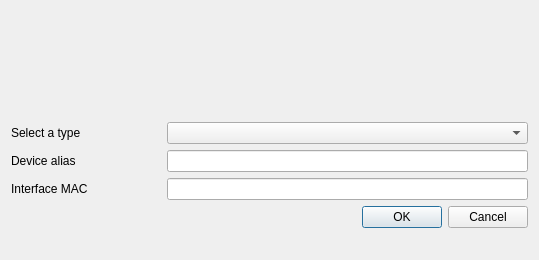
Qt form ui/frmDeviceCRUD.ui (turulomio/devicesinlan) before a commit.
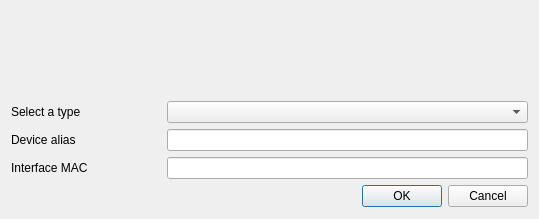
The same form after that commit. Icons and pictures are not drawn.

Commit message: Windows preparada para proxima versión

Diff of the .ui file:
```diff
--- a/ui/frmDeviceCRUD.ui
+++ b/ui/frmDeviceCRUD.ui
@@ -7,7 +7,7 @@
     <x>0</x>
     <y>0</y>
     <width>539</width>
-    <height>260</height>
+    <height>219</height>
    </rect>
   </property>
   <property name="windowIcon">
```
The commit also changes 5 other files.
